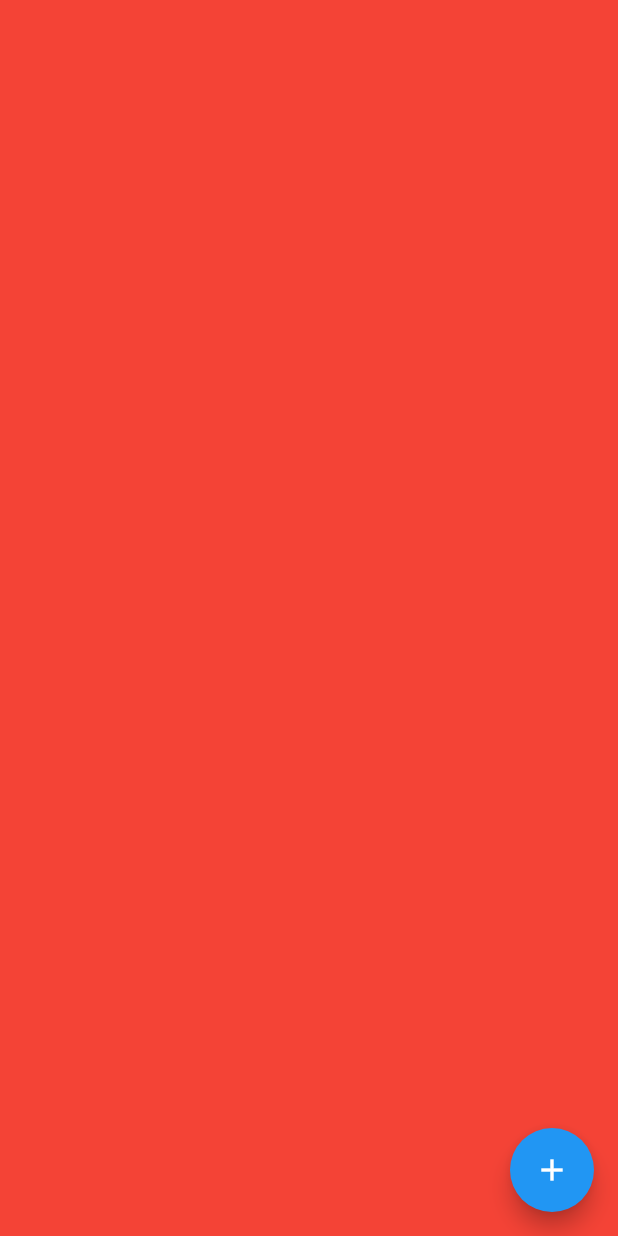
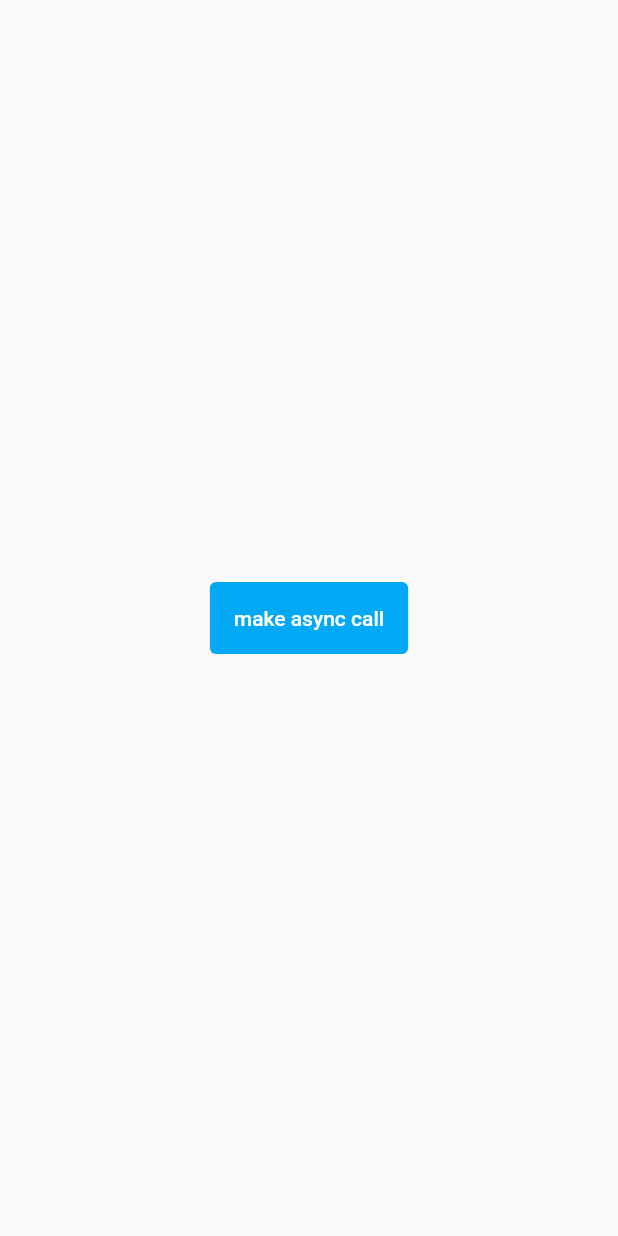
Before and after one commit to akdu12/fast_progress_hub, a Flutter app: the screen it shows after launch, on a phone screen of 412 x 824 dp. Run offline on Flutter 3.47's test engine with Material 2 defaults, Android fonts, the phone set to English and light mode, and no system bars; our stand-ins replace loading_indicator.

Commit message:
Added usage example

```diff
--- a/example/lib/main.dart
+++ b/example/lib/main.dart
@@ -1,16 +1,22 @@
 import 'package:fast_progress_hub/fast_progress_hub.dart';
 import 'package:flutter/material.dart';
-import 'package:redux/redux.dart';
+import 'package:loading_indicator/loading_indicator.dart';
 
 void main() {
-  runApp(MyApp());
+  runApp(CustomIndicatorExample());
 }
 
-class MyApp extends StatelessWidget {
+class CustomIndicatorExample extends StatelessWidget {
   // This widget is the root of your application.
   @override
   Widget build(BuildContext context) {
     return FastProgressHub(
+      progressIndicator: SizedBox(
+        width: 50,
+        height: 50,
+        child: LoadingIndicator(
+            indicatorType: Indicator.squareSpin, color: Colors.lightBlue),
+      ),
       loading: false,
       dismissible: true,
       child: MaterialApp(
@@ -18,69 +24,27 @@ class MyApp extends StatelessWidget {
         theme: ThemeData(
           primarySwatch: Colors.blue,
         ),
-        home: ReduxExample(),
+        home: Home(),
       ),
     );
   }
 }
 
-class ProviderExample extends StatelessWidget {
-  @override
-  Widget build(BuildContext context) {
-    // Create the store with our Reducer and Middleware
-    bool dummyRedux(bool state, action) {
-      return !state;
-    }
-
-    final store = new Store<bool>(
-      dummyRedux,
-      initialState: false,
-      middleware: [],
-    );
-    store.onChange.listen((event) {});
-  }
-}
-
-class ReduxExample extends StatefulWidget {
-  @override
-  State createState() {
-    return _ReduxExampleState();
-  }
-}
-
-class _ReduxExampleState extends State<ReduxExample> {
-  // Create the store with our Reducer and Middleware
-  bool dummyRedux(bool state, action) {
-    return !state;
-  }
-
-  Store store;
-
-  @override
-  void initState() {
-    store = Store<bool>(
-      dummyRedux,
-      initialState: false,
-      middleware: [],
-    );
-    store.onChange.listen((state) {
-      FastProgressHub.of(context).loading = state;
-    });
-    super.initState();
-  }
-
+class Home extends StatelessWidget {
   @override
   Widget build(BuildContext context) {
     return Scaffold(
-      body: Container(
-        constraints: BoxConstraints.expand(),
-        color: Colors.red,
+      body: Center(
+        child: TextButton(
+          style: ButtonStyle(backgroundColor: MaterialStateProperty.all(Colors.lightBlue)),
+            onPressed: () {
+              FastProgressHub.of(context)!.show();
+            },
+            child: Padding(
+              padding: const EdgeInsets.all(8.0),
+              child: Text("make async call",style: TextStyle(color: Colors.white),),
+            )),
       ),
-      floatingActionButton: FloatingActionButton(
-          child: Icon(Icons.add),
-          onPressed: () {
-            store.dispatch("Toggle");
-          }),
     );
   }
 }
--- a/example/pubspec.yaml
+++ b/example/pubspec.yaml
@@ -18,11 +18,10 @@ publish_to: 'none' # Remove this line if you wish to publish to pub.dev
 version: 1.0.0+1
 
 environment:
-  sdk: ">=2.7.0 <3.0.0"
+  sdk: ">=2.12.0 <3.0.0"
 
 dependencies:
-  provider: ^5.0.0
-  redux: ^5.0.0
+  loading_indicator: 2.0.0
   fast_progress_hub:
     path: ../
   flutter:
```
Also changed, not shown: 2 other files.
